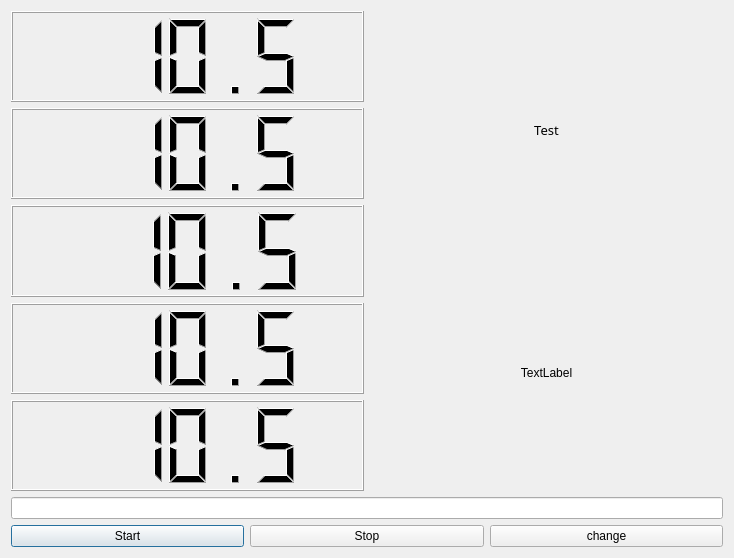
Before: the Qt Designer form form.ui in DeathByS/PythonProject, drawn with Qt 5.
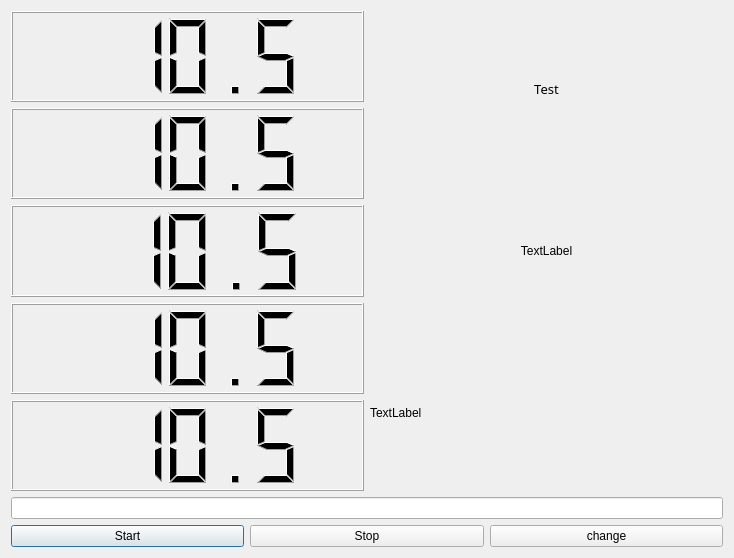
After: the same form once the commit is applied.

Diff of the .ui file:
```diff
--- a/form.ui
+++ b/form.ui
@@ -76,7 +76,7 @@
        </property>
       </widget>
      </item>
-     <item row="0" column="0" rowspan="2">
+     <item row="0" column="0" rowspan="3">
       <layout class="QVBoxLayout" name="verticalLayout">
        <item>
         <widget class="QLCDNumber" name="lcdNumber_3">
@@ -130,6 +130,31 @@
        </item>
       </layout>
      </item>
+     <item row="2" column="1">
+      <layout class="QHBoxLayout" name="horizontalLayout_2">
+       <item>
+        <widget class="QLabel" name="label">
+         <property name="text">
+          <string>TextLabel</string>
+         </property>
+        </widget>
+       </item>
+       <item>
+        <widget class="QLabel" name="imageLabel">
+         <property name="text">
+          <string/>
+         </property>
+        </widget>
+       </item>
+       <item>
+        <widget class="QLabel" name="imageLabel_3">
+         <property name="text">
+          <string/>
+         </property>
+        </widget>
+       </item>
+      </layout>
+     </item>
     </layout>
    </item>
   </layout>
```
